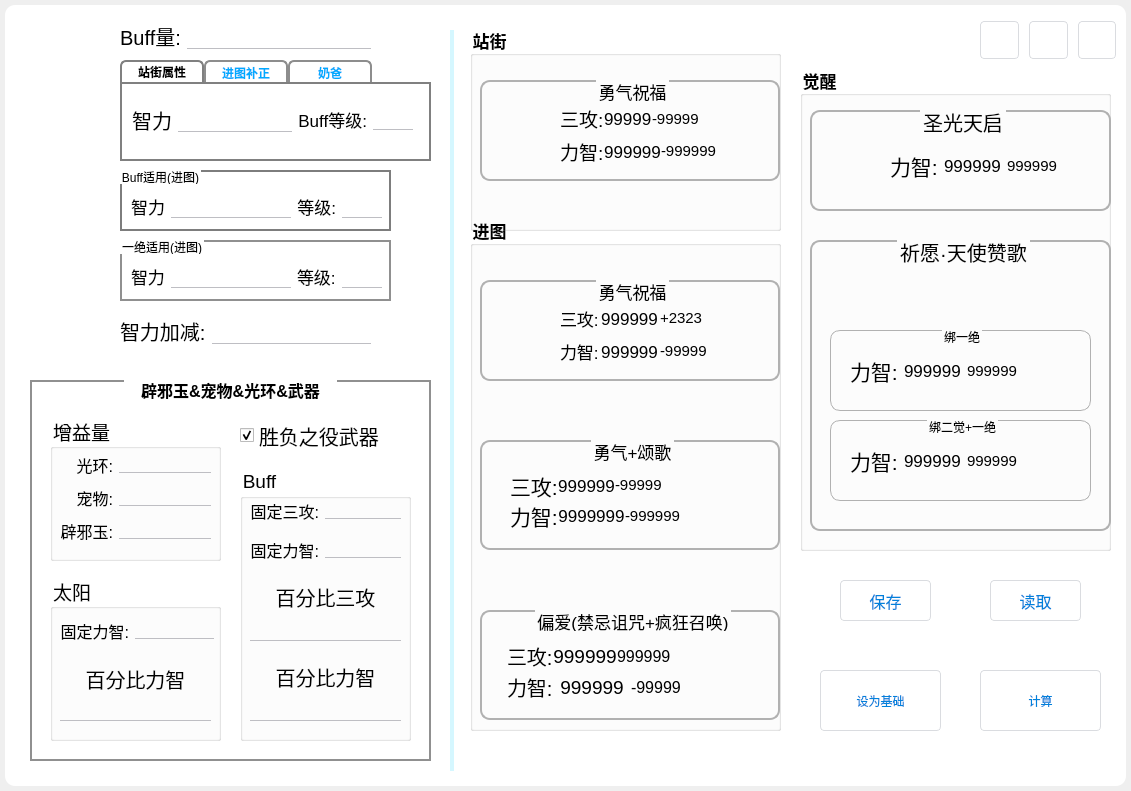
Before: the Qt Designer form uncompiled/UI.ui in Vixiu/count_buff, drawn with Qt 5.
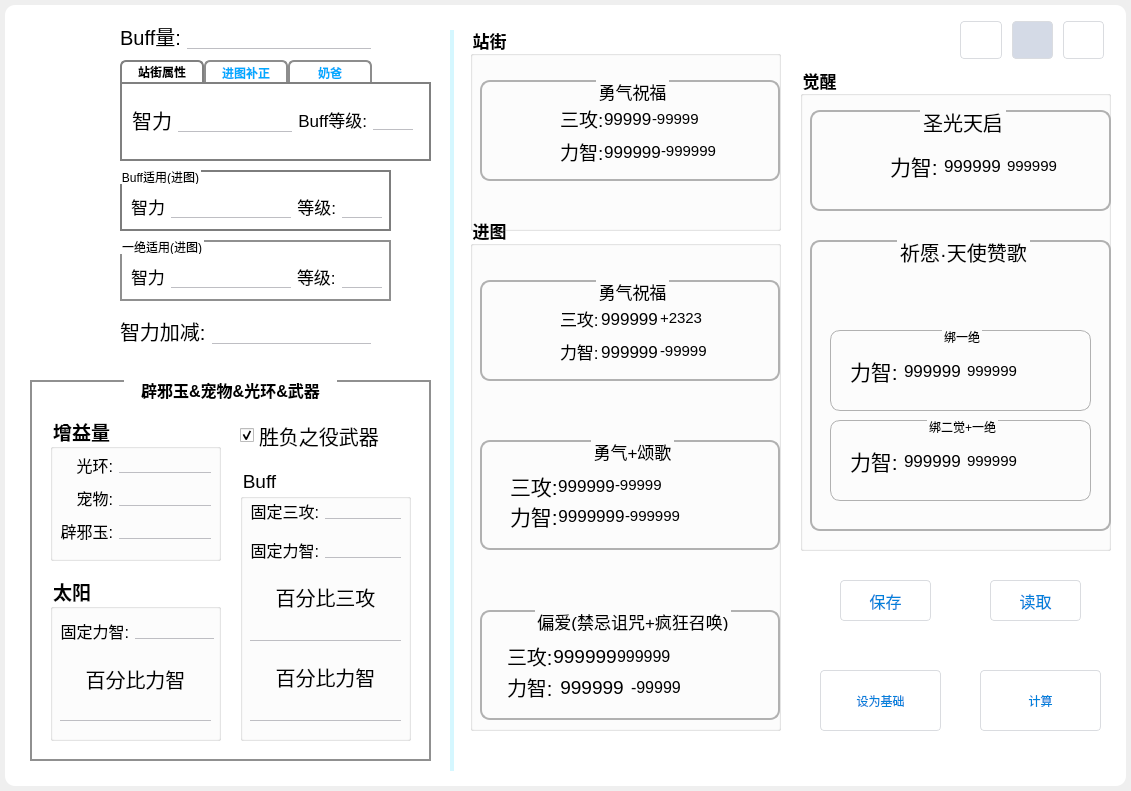
After: the same form once the commit is applied. Icons and pictures are not drawn.

Diff of the .ui file:
```diff
--- a/uncompiled/UI.ui
+++ b/uncompiled/UI.ui
@@ -37,6 +37,12 @@
      <height>791</height>
     </rect>
    </property>
+   <property name="font">
+    <font>
+     <weight>50</weight>
+     <bold>false</bold>
+    </font>
+   </property>
    <property name="styleSheet">
     <string notr="true">QPushButton:hover {
 	background-color:#d5e3ff;
@@ -1103,6 +1109,8 @@
       <font>
        <family>Arial</family>
        <pointsize>14</pointsize>
+       <weight>75</weight>
+       <bold>true</bold>
       </font>
      </property>
      <property name="title">
@@ -1199,9 +1207,9 @@
      <property name="font">
       <font>
        <pointsize>14</pointsize>
-       <weight>50</weight>
+       <weight>75</weight>
        <italic>false</italic>
-       <bold>false</bold>
+       <bold>true</bold>
        <underline>false</underline>
       </font>
      </property>
@@ -2697,9 +2705,9 @@
    <widget class="QWidget" name="layoutWidget">
     <property name="geometry">
      <rect>
-      <x>980</x>
+      <x>960</x>
       <y>20</y>
-      <width>136</width>
+      <width>144</width>
       <height>41</height>
      </rect>
     </property>
@@ -2736,7 +2744,10 @@
         </font>
        </property>
        <property name="styleSheet">
-        <string notr="true"/>
+        <string notr="true">QPushButton
+{ 
+	background:rgb(212, 218, 230);
+}</string>
        </property>
        <property name="text">
         <string/>
```
Left out of the diff: 10 changed lines with no effect on the pictures.
